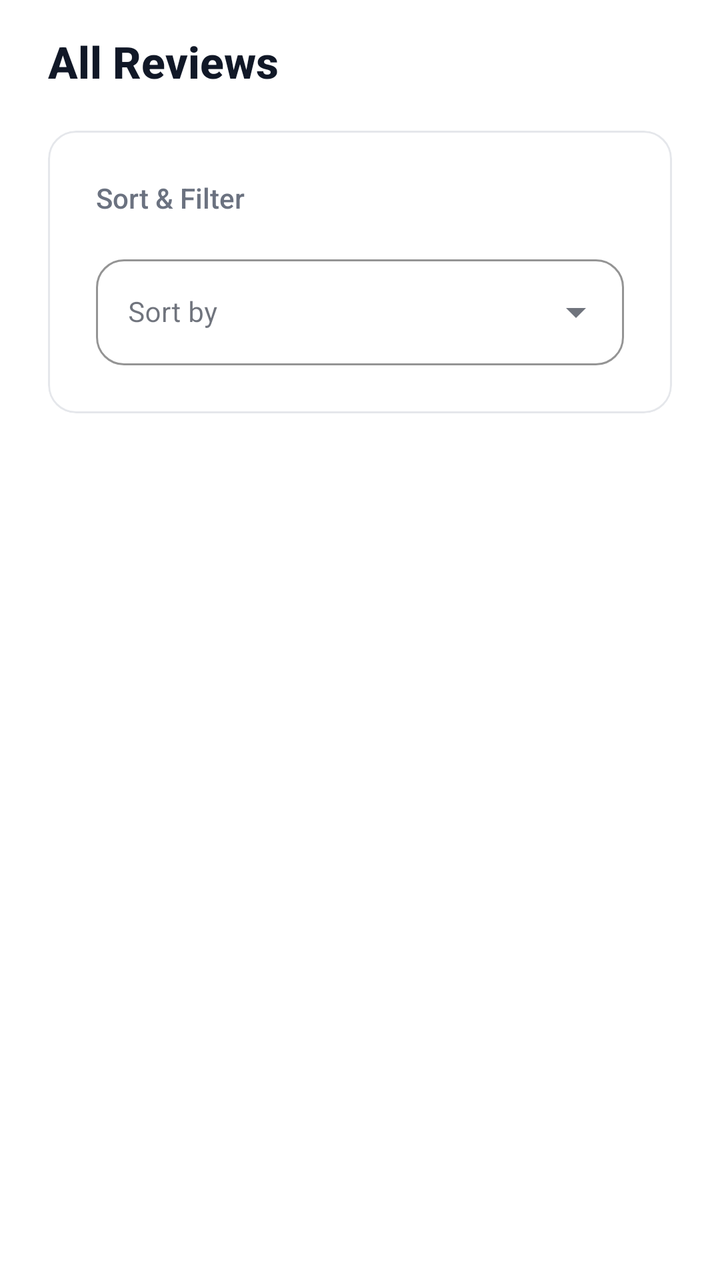
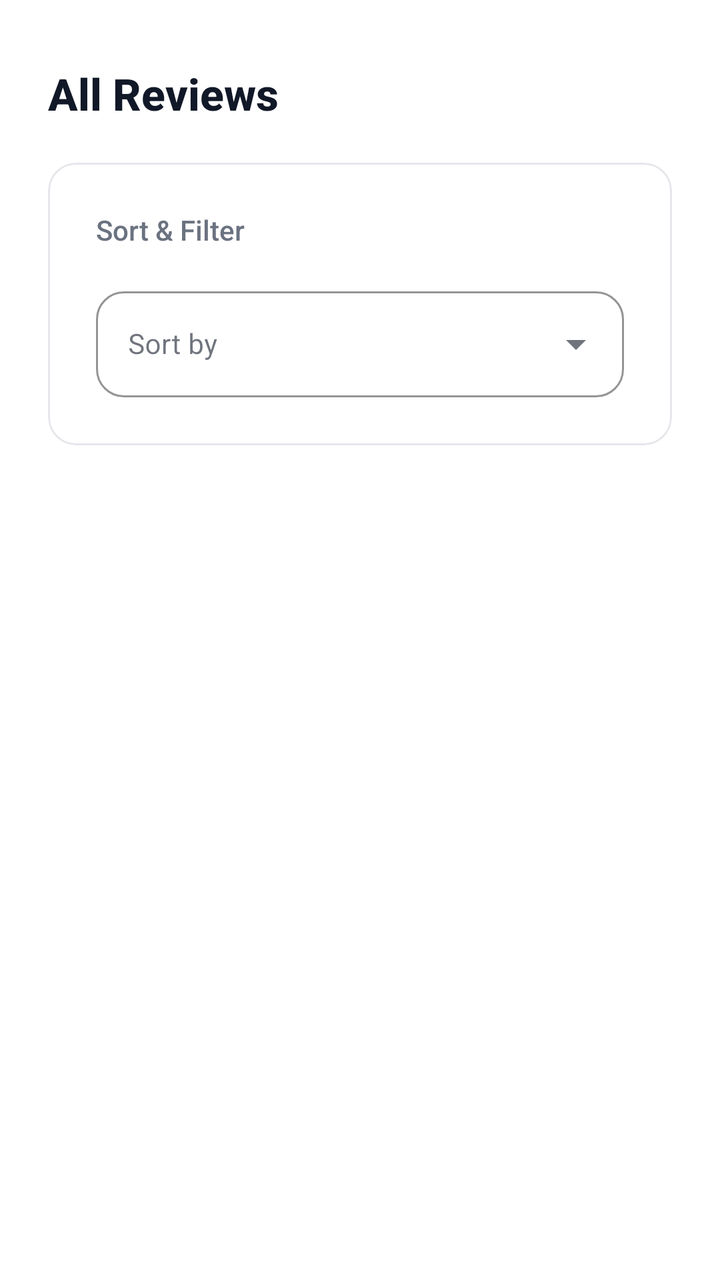

Two renders of the same Android screen: before a commit and after it. Below are the layout's source before the change and the commit's diff.
<!-- AndroidManifest.xml: application theme Theme.Csci3130Group1 -->
<!-- res/layout/activity_reviews_list.xml -->
<?xml version="1.0" encoding="utf-8"?>
<ScrollView xmlns:android="http://schemas.android.com/apk/res/android"
    xmlns:app="http://schemas.android.com/apk/res-auto"
    android:layout_width="match_parent"
    android:layout_height="match_parent"
    android:background="#FFFFFF"
    android:fillViewport="true">

    <LinearLayout
        android:layout_width="match_parent"
        android:layout_height="wrap_content"
        android:orientation="vertical"
        android:paddingHorizontal="24dp"
        android:paddingTop="16dp"
        android:paddingBottom="32dp">

        
        <TextView
            android:layout_width="wrap_content"
            android:layout_height="wrap_content"
            android:text="All Reviews"
            android:textSize="22sp"
            android:fontFamily="sans-serif-medium"
            android:textStyle="bold"
            android:textColor="#111827"
            android:layout_marginBottom="20dp"/>

        
        <com.google.android.material.card.MaterialCardView
            android:layout_width="match_parent"
            android:layout_height="wrap_content"
            android:layout_marginBottom="24dp"
            app:cardCornerRadius="14dp"
            app:cardElevation="0dp"
            app:cardBackgroundColor="#FFFFFF"
            app:strokeColor="#E5E7EB"
            app:strokeWidth="1dp">

            <LinearLayout
                android:layout_width="match_parent"
                android:layout_height="wrap_content"
                android:orientation="vertical"
                android:padding="24dp">

                <TextView
                    android:layout_width="wrap_content"
                    android:layout_height="wrap_content"
                    android:text="Sort &amp; Filter"
                    android:textSize="14sp"
                    android:fontFamily="sans-serif-medium"
                    android:textColor="#6B7280"
                    android:layout_marginBottom="16dp"/>

                
                <com.google.android.material.textfield.TextInputLayout
                    android:layout_width="match_parent"
                    android:layout_height="wrap_content"
                    android:hint="Sort by"
                    app:boxStrokeColor="#E5E7EB"
                    app:hintTextColor="#6B7280"
                    app:boxCornerRadiusTopStart="14dp"
                    app:boxCornerRadiusTopEnd="14dp"
                    app:boxCornerRadiusBottomStart="14dp"
                    app:boxCornerRadiusBottomEnd="14dp"
                    style="@style/Widget.MaterialComponents.TextInputLayout.OutlinedBox.ExposedDropdownMenu">

                    <AutoCompleteTextView
                        android:id="@+id/sortDropdown"
                        android:layout_width="match_parent"
                        android:layout_height="wrap_content"
                        android:inputType="none"
                        android:textSize="14sp"/>
                </com.google.android.material.textfield.TextInputLayout>

            </LinearLayout>
        </com.google.android.material.card.MaterialCardView>

        
        <FrameLayout
            android:layout_width="match_parent"
            android:layout_height="wrap_content">

            <androidx.recyclerview.widget.RecyclerView
                android:id="@+id/reviewsRecycler"
                android:layout_width="match_parent"
                android:layout_height="wrap_content"
                android:nestedScrollingEnabled="false"
                android:clipToPadding="false" />

            
            <LinearLayout
                android:id="@+id/emptyState"
                android:layout_width="match_parent"
                android:layout_height="wrap_content"
                android:orientation="vertical"
                android:gravity="center"
                android:padding="32dp"
                android:visibility="gone"
                android:background="#00FFFFFF">

                <ImageView
                    android:layout_width="80dp"
                    android:layout_height="80dp"
                    android:layout_marginBottom="24dp"
                    android:src="@android:drawable/btn_star_big_on"
                    app:tint="#CCCCCC" />

                <TextView
                    android:layout_width="wrap_content"
                    android:layout_height="wrap_content"
                    android:text="No reviews yet"
                    android:textSize="18sp"
                    android:fontFamily="sans-serif-medium"
                    android:textColor="#666666"
                    android:layout_marginBottom="8dp" />

                <TextView
                    android:layout_width="wrap_content"
                    android:layout_height="wrap_content"
                    android:text="Reviews will appear here once submitted"
                    android:textSize="14sp"
                    android:textColor="#888888"
                    android:gravity="center" />
            </LinearLayout>

        </FrameLayout>

    </LinearLayout>
</ScrollView>
<!-- resources referenced by this layout -->
<resources>
  <style name="Theme.Csci3130Group1" parent="Base.Theme.Csci3130Group1" />
  <style name="Base.Theme.Csci3130Group1" parent="Theme.Material3.DayNight.NoActionBar">
          
          <item name="colorPrimary">#111827</item>
          <item name="colorOnPrimary">#FFFFFF</item>
          <item name="colorSecondary">#6B7280</item>
          <item name="colorOnSecondary">#FFFFFF</item>
          
          <item name="colorPrimaryContainer">#F3F4F6</item>
          <item name="colorOnPrimaryContainer">#111827</item>
          <item name="colorSecondaryContainer">#F3F4F6</item>
          <item name="colorOnSecondaryContainer">#111827</item>
          <item name="colorTertiary">#9CA3AF</item>
          <item name="colorSurface">#FFFFFF</item>
          <item name="colorOnSurface">#111827</item>
          <item name="colorOutline">#E5E7EB</item>
          <item name="android:navigationBarColor">#FFFFFF</item>
          <item name="android:statusBarColor">#FFFFFF</item>
      </style>
</resources>

<!-- the commit's change to res/layout/activity_reviews_list.xml (unified diff, before → after) -->
@@ -11,7 +11,7 @@
         android:layout_height="wrap_content"
         android:orientation="vertical"
         android:paddingHorizontal="24dp"
-        android:paddingTop="16dp"
+        android:paddingTop="32dp"
         android:paddingBottom="32dp">
 
         
